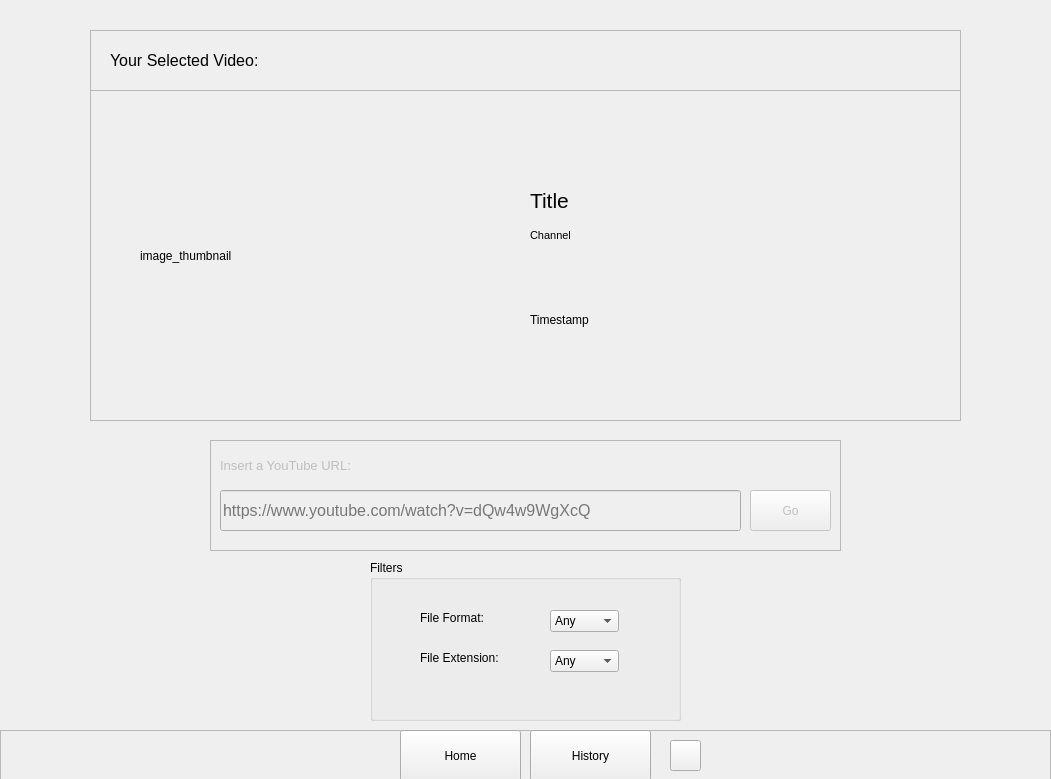
m-riley04/YoutubeDownloaderGUI, file components/elements/layout.ui: the form before one commit.
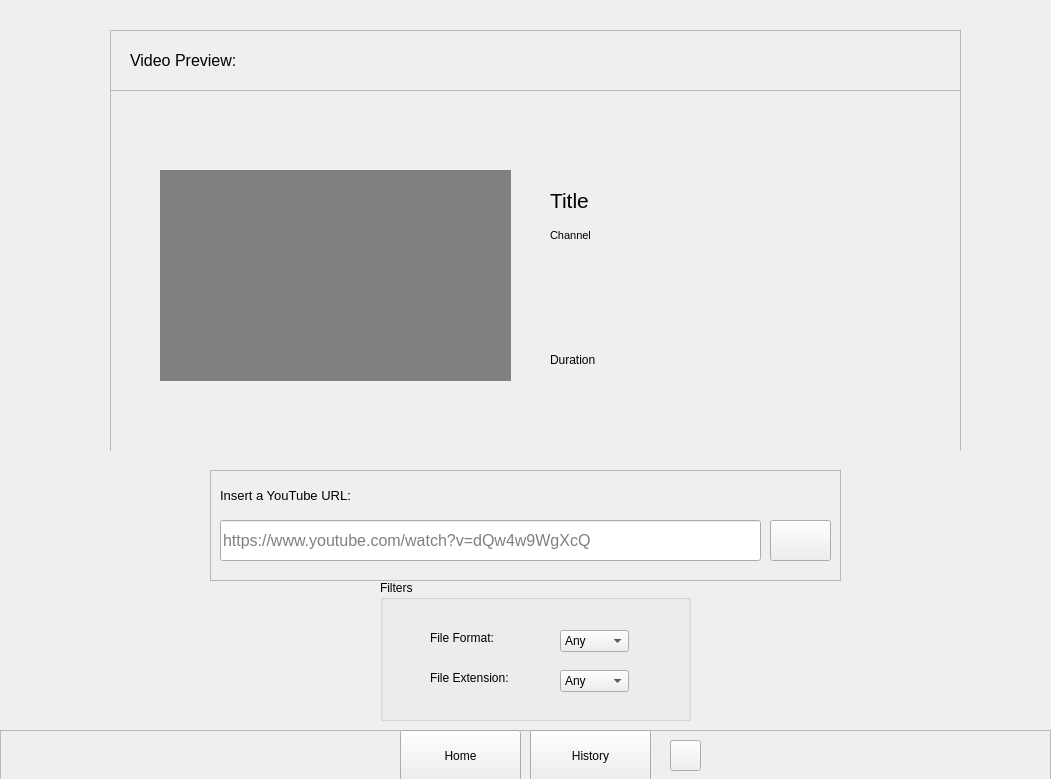
The form after the commit. The open tabs and pages were chosen to show the change.

Commit message: Added semi-working preview window

Patch:
```diff
--- a/components/elements/layout.ui
+++ b/components/elements/layout.ui
@@ -71,7 +71,7 @@
         <rect>
          <x>10</x>
          <y>50</y>
-         <width>521</width>
+         <width>541</width>
          <height>41</height>
         </rect>
        </property>
@@ -96,14 +96,14 @@
       <widget class="QPushButton" name="btn_go">
        <property name="geometry">
         <rect>
-         <x>540</x>
+         <x>560</x>
          <y>50</y>
-         <width>81</width>
+         <width>61</width>
          <height>41</height>
         </rect>
        </property>
        <property name="text">
-        <string>Go</string>
+        <string/>
        </property>
       </widget>
      </widget>
@@ -265,9 +265,40 @@
           </rect>
          </property>
          <property name="text">
-          <string>&lt;html&gt;&lt;head/&gt;&lt;body&gt;&lt;p&gt;&lt;span style=&quot; font-size:12pt;&quot;&gt;Your Selected Video:&lt;/span&gt;&lt;/p&gt;&lt;/body&gt;&lt;/html&gt;</string>
+          <string>&lt;html&gt;&lt;head/&gt;&lt;body&gt;&lt;p&gt;&lt;span style=&quot; font-size:12pt;&quot;&gt;Video Preview:&lt;/span&gt;&lt;/p&gt;&lt;/body&gt;&lt;/html&gt;</string>
          </property>
         </widget>
+       </widget>
+       <widget class="QFrame" name="frame_video">
+        <property name="geometry">
+         <rect>
+          <x>0</x>
+          <y>0</y>
+          <width>851</width>
+          <height>431</height>
+         </rect>
+        </property>
+        <property name="frameShape">
+         <enum>QFrame::StyledPanel</enum>
+        </property>
+        <property name="frameShadow">
+         <enum>QFrame::Raised</enum>
+        </property>
+        <widget class="QLabel" name="label_videoTitle">
+         <property name="geometry">
+          <rect>
+           <x>440</x>
+           <y>140</y>
+           <width>361</width>
+           <height>61</height>
+          </rect>
+         </property>
+         <property name="text">
+          <string>&lt;html&gt;&lt;head/&gt;&lt;body&gt;&lt;p&gt;&lt;span style=&quot; font-size:16pt;&quot;&gt;Title&lt;/span&gt;&lt;/p&gt;&lt;/body&gt;&lt;/html&gt;</string>
+         </property>
+         <property name="wordWrap">
+          <bool>true</bool>
+         </property>
        </widget>
        <widget class="QLabel" name="label_videoChannel">
         <property name="geometry">
@@ -287,167 +318,60 @@
          <rect>
           <x>50</x>
           <y>140</y>
-          <width>321</width>
-          <height>171</height>
-         </rect>
-        </property>
+           <width>351</width>
+           <height>211</height>
+          </rect>
+         </property>
+         <property name="styleSheet">
+          <string notr="true">background-color : gray</string>
+         </property>
         <property name="lineWidth">
          <number>1</number>
-        </property>
-        <property name="text">
-         <string>image_thumbnail</string>
-        </property>
-       </widget>
-       <widget class="QLabel" name="label_videoTimestamp">
-        <property name="geometry">
-         <rect>
-          <x>440</x>
-          <y>270</y>
-          <width>361</width>
-          <height>41</height>
-         </rect>
-        </property>
-        <property name="text">
-         <string>&lt;html&gt;&lt;head/&gt;&lt;body&gt;&lt;p&gt;Timestamp&lt;/p&gt;&lt;/body&gt;&lt;/html&gt;</string>
-        </property>
-       </widget>
-       <widget class="QLabel" name="label_videoTitle">
-        <property name="geometry">
-         <rect>
-          <x>440</x>
-          <y>140</y>
-          <width>361</width>
-          <height>61</height>
-         </rect>
-        </property>
-        <property name="text">
-         <string>&lt;html&gt;&lt;head/&gt;&lt;body&gt;&lt;p&gt;&lt;span style=&quot; font-size:16pt;&quot;&gt;Title&lt;/span&gt;&lt;/p&gt;&lt;/body&gt;&lt;/html&gt;</string>
-        </property>
-        <property name="wordWrap">
-         <bool>true</bool>
-        </property>
-       </widget>
-      </widget>
-     </widget>
-    </widget>
-    <widget class="QWidget" name="page_filters">
-     <widget class="QFrame" name="frame_2">
-      <property name="enabled">
-       <bool>false</bool>
-      </property>
-      <property name="geometry">
-       <rect>
-        <x>210</x>
-        <y>440</y>
-        <width>631</width>
-        <height>111</height>
-       </rect>
-      </property>
-      <property name="frameShape">
-       <enum>QFrame::StyledPanel</enum>
-      </property>
-      <property name="frameShadow">
-       <enum>QFrame::Raised</enum>
-      </property>
-      <widget class="QLabel" name="label_3">
-       <property name="geometry">
-        <rect>
-         <x>10</x>
-         <y>10</y>
-         <width>171</width>
-         <height>31</height>
-        </rect>
-       </property>
-       <property name="font">
-        <font>
-         <pointsize>10</pointsize>
-        </font>
-       </property>
-       <property name="text">
-        <string>Insert a YouTube URL:</string>
-       </property>
-       <property name="scaledContents">
-        <bool>false</bool>
-       </property>
-      </widget>
-      <widget class="QLineEdit" name="entry_url_filters">
-       <property name="geometry">
-        <rect>
-         <x>10</x>
-         <y>50</y>
-         <width>521</width>
-         <height>41</height>
-        </rect>
-       </property>
-       <property name="font">
-        <font>
-         <pointsize>12</pointsize>
-        </font>
-       </property>
-       <property name="toolTip">
-        <string>Insert a Youtube URL here</string>
        </property>
        <property name="text">
         <string/>
        </property>
-       <property name="placeholderText">
-        <string>https://www.youtube.com/watch?v=dQw4w9WgXcQ</string>
-       </property>
-       <property name="clearButtonEnabled">
-        <bool>false</bool>
-       </property>
-      </widget>
-      <widget class="QPushButton" name="btn_go_filters">
+         <property name="scaledContents">
+          <bool>true</bool>
+         </property>
+        </widget>
+        <widget class="QLabel" name="label_videoDuration">
        <property name="geometry">
         <rect>
-         <x>540</x>
-         <y>50</y>
-         <width>81</width>
+           <x>440</x>
+           <y>310</y>
+           <width>361</width>
          <height>41</height>
         </rect>
        </property>
        <property name="text">
-        <string>Go</string>
+          <string>&lt;html&gt;&lt;head/&gt;&lt;body&gt;&lt;p&gt;Duration&lt;/p&gt;&lt;/body&gt;&lt;/html&gt;</string>
        </property>
       </widget>
      </widget>
-     <widget class="QFrame" name="frame_video">
+       <zorder>frame_video</zorder>
+       <zorder>frame_videoHeading</zorder>
+      </widget>
+      <widget class="QWidget" name="subpage_error">
+       <widget class="QLabel" name="label_error">
       <property name="geometry">
        <rect>
-        <x>90</x>
-        <y>30</y>
-        <width>871</width>
-        <height>391</height>
-       </rect>
-      </property>
-      <property name="frameShape">
-       <enum>QFrame::StyledPanel</enum>
-      </property>
-      <property name="frameShadow">
-       <enum>QFrame::Raised</enum>
-      </property>
-      <widget class="QLabel" name="image_videoThumbnail_1">
-       <property name="geometry">
-        <rect>
-         <x>50</x>
-         <y>140</y>
-         <width>321</width>
-         <height>171</height>
-        </rect>
-       </property>
-       <property name="lineWidth">
-        <number>1</number>
+          <x>160</x>
+          <y>120</y>
+          <width>531</width>
+          <height>231</height>
+         </rect>
        </property>
        <property name="text">
-        <string>image_thumbnail</string>
-       </property>
-      </widget>
-      <widget class="QFrame" name="frame_videoHeading_1">
+         <string>&lt;html&gt;&lt;head/&gt;&lt;body&gt;&lt;p align=&quot;center&quot;&gt;&lt;span style=&quot; font-size:26pt; font-weight:700;&quot;&gt;Unable to show preview.&lt;/span&gt;&lt;/p&gt;&lt;/body&gt;&lt;/html&gt;</string>
+        </property>
+       </widget>
+       <widget class="QFrame" name="frame_errorHeading">
        <property name="geometry">
         <rect>
          <x>0</x>
          <y>0</y>
-         <width>871</width>
+          <width>851</width>
          <height>61</height>
         </rect>
        </property>
@@ -467,156 +391,29 @@
          </rect>
         </property>
         <property name="text">
-         <string>&lt;html&gt;&lt;head/&gt;&lt;body&gt;&lt;p&gt;&lt;span style=&quot; font-size:12pt;&quot;&gt;Your Selected Video:&lt;/span&gt;&lt;/p&gt;&lt;/body&gt;&lt;/html&gt;</string>
+          <string>&lt;html&gt;&lt;head/&gt;&lt;body&gt;&lt;p&gt;&lt;span style=&quot; font-size:12pt;&quot;&gt;Video Preview:&lt;/span&gt;&lt;/p&gt;&lt;/body&gt;&lt;/html&gt;</string>
         </property>
        </widget>
       </widget>
-      <widget class="QLabel" name="label_videoTitle_1">
+       <widget class="QFrame" name="frame_error">
        <property name="geometry">
         <rect>
-         <x>440</x>
-         <y>140</y>
-         <width>361</width>
-         <height>61</height>
-        </rect>
-       </property>
-       <property name="text">
-        <string>&lt;html&gt;&lt;head/&gt;&lt;body&gt;&lt;p&gt;&lt;span style=&quot; font-size:16pt;&quot;&gt;Title&lt;/span&gt;&lt;/p&gt;&lt;/body&gt;&lt;/html&gt;</string>
-       </property>
-       <property name="wordWrap">
-        <bool>true</bool>
-       </property>
-      </widget>
-      <widget class="QLabel" name="label_videoChannel_1">
-       <property name="geometry">
-        <rect>
-         <x>440</x>
-         <y>190</y>
-         <width>361</width>
-         <height>31</height>
-        </rect>
-       </property>
-       <property name="text">
-        <string>&lt;html&gt;&lt;head/&gt;&lt;body&gt;&lt;p&gt;&lt;span style=&quot; font-size:8pt;&quot;&gt;Channel&lt;/span&gt;&lt;/p&gt;&lt;/body&gt;&lt;/html&gt;</string>
-       </property>
-      </widget>
-      <widget class="QLabel" name="label_videoTimestamp_1">
-       <property name="geometry">
-        <rect>
-         <x>440</x>
-         <y>270</y>
-         <width>361</width>
-         <height>41</height>
-        </rect>
-       </property>
-       <property name="text">
-        <string>&lt;html&gt;&lt;head/&gt;&lt;body&gt;&lt;p&gt;Timestamp&lt;/p&gt;&lt;/body&gt;&lt;/html&gt;</string>
-       </property>
-      </widget>
-     </widget>
-     <widget class="QGroupBox" name="group_filters_1">
-      <property name="geometry">
-       <rect>
-        <x>370</x>
-        <y>560</y>
-        <width>311</width>
-        <height>161</height>
-       </rect>
-      </property>
-      <property name="title">
-       <string>Filters</string>
-      </property>
-      <widget class="QLabel" name="label_format_1">
-       <property name="geometry">
-        <rect>
-         <x>50</x>
-         <y>50</y>
-         <width>81</width>
-         <height>16</height>
-        </rect>
-       </property>
-       <property name="text">
-        <string>File Format:</string>
-       </property>
-      </widget>
-      <widget class="QLabel" name="label_extension_1">
-       <property name="geometry">
-        <rect>
-         <x>50</x>
-         <y>90</y>
-         <width>91</width>
-         <height>16</height>
-        </rect>
-       </property>
-       <property name="text">
-        <string>File Extension: </string>
-       </property>
-      </widget>
-      <widget class="QComboBox" name="combo_extension_1">
-       <property name="geometry">
-        <rect>
-         <x>180</x>
-         <y>90</y>
-         <width>69</width>
-         <height>22</height>
-        </rect>
-       </property>
-       <property name="frame">
-        <bool>true</bool>
-       </property>
-       <item>
-        <property name="text">
-         <string>Any</string>
-        </property>
-       </item>
-       <item>
-        <property name="text">
-         <string>mp4</string>
-        </property>
-       </item>
-       <item>
-        <property name="text">
-         <string>webm</string>
-        </property>
-       </item>
-       <item>
-        <property name="text">
-         <string>3gpp</string>
-        </property>
-       </item>
-      </widget>
-      <widget class="QComboBox" name="combo_format_1">
-       <property name="geometry">
-        <rect>
-         <x>180</x>
-         <y>50</y>
-         <width>69</width>
-         <height>22</height>
-        </rect>
-       </property>
-       <property name="frame">
-        <bool>true</bool>
-       </property>
-       <item>
-        <property name="text">
-         <string>Any</string>
-        </property>
-       </item>
-       <item>
-        <property name="text">
-         <string>Both</string>
-        </property>
-       </item>
-       <item>
-        <property name="text">
-         <string>Audio</string>
-        </property>
-       </item>
-       <item>
-        <property name="text">
-         <string>Video</string>
-        </property>
-       </item>
+          <x>0</x>
+          <y>0</y>
+          <width>851</width>
+          <height>431</height>
+         </rect>
+        </property>
+        <property name="frameShape">
+         <enum>QFrame::StyledPanel</enum>
+        </property>
+        <property name="frameShadow">
+         <enum>QFrame::Raised</enum>
+        </property>
+       </widget>
+       <zorder>frame_error</zorder>
+       <zorder>label_error</zorder>
+       <zorder>frame_errorHeading</zorder>
       </widget>
      </widget>
     </widget>
```
Left out of the diff: 6 changed lines with no effect on the pictures. Lines whose indentation alone changed are shown as unchanged. The commit also changes 9 other files.
